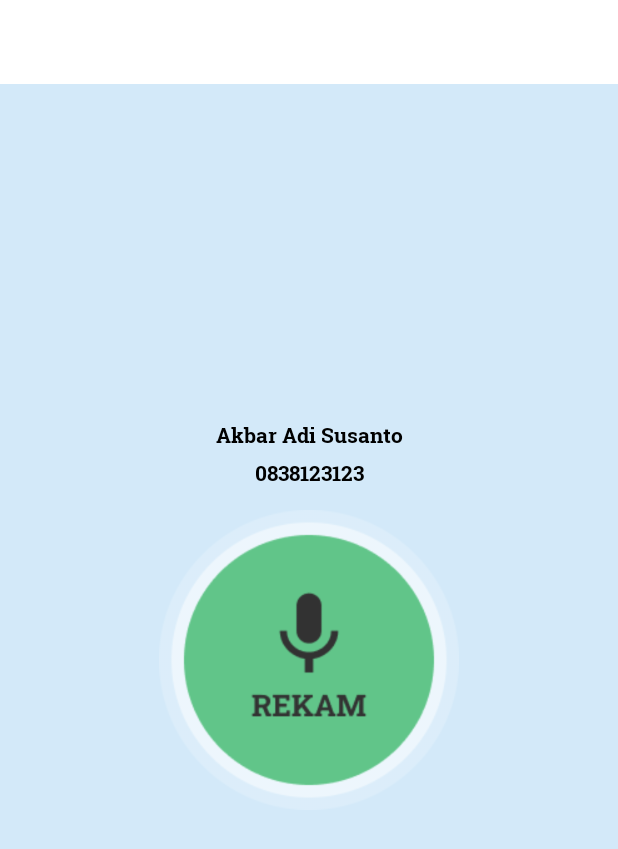
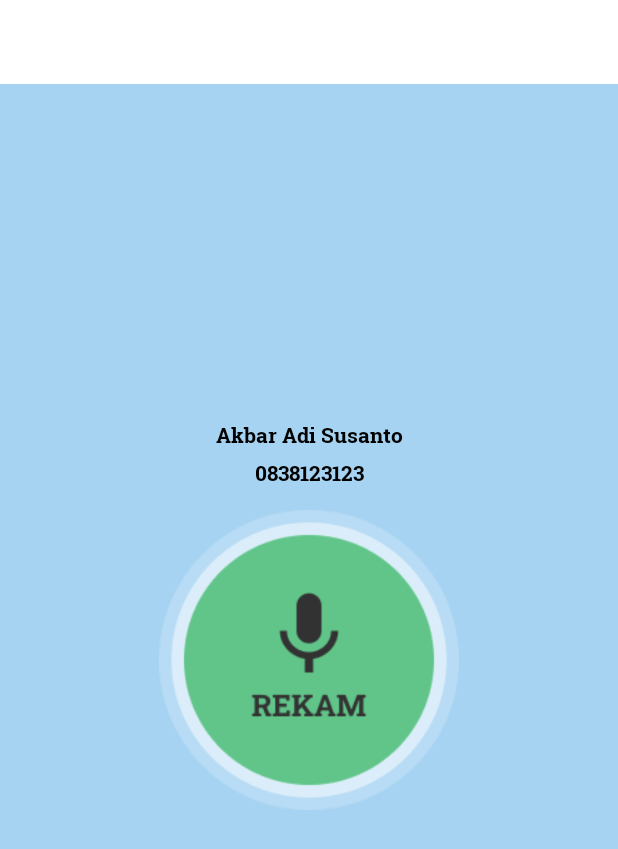
Before and after one commit to husni-zuhdi/Sapa.AI, an Android app: the CallActivity screen opened directly, with no data from a screen before it, on a phone screen of 412 x 824 dp. Shown: the top 849 px of the screen. Run offline under Robolectric (Android 15) with nearby library versions, the phone set to English and light mode, and no system bars.

Commit message:
colour change

```diff
--- a/app/src/main/res/values/colors.xml
+++ b/app/src/main/res/values/colors.xml
@@ -7,7 +7,7 @@
     <color name="teal_700">#FF018786</color>
     <color name="black">#FF000000</color>
     <color name="white">#FFFFFFFF</color>
-    <color name="bg_color">#D3E9F9</color>
+    <color name="bg_color">#A6D3F2</color>
     <color name="btn_yellow">#F0E477</color>
     <color name="btn_red">#F07777</color>
     <color name="gray">#80C4C4C4</color>
```
